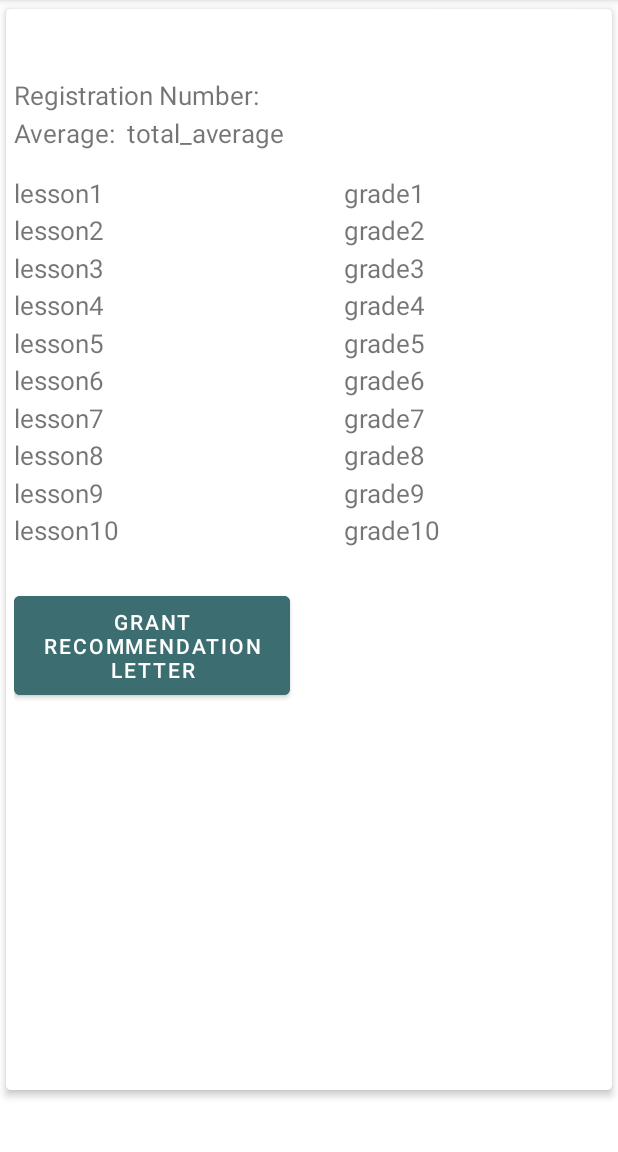
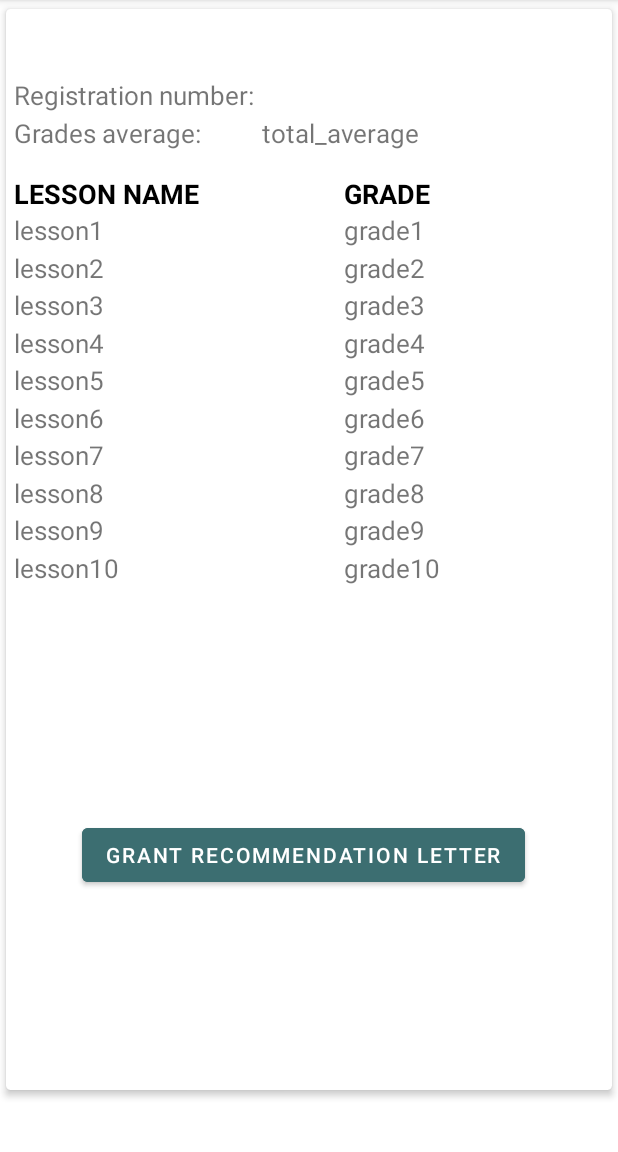
Before and after one commit to krigol14/RecommendationLetters-AndroidApp, an Android app: the StudentDetails screen opened directly, with no data from a screen before it, on a phone screen of 412 x 824 dp, the part 84-1236 px from its top. Run offline under Robolectric (Android 15) with nearby library versions, the phone set to English and light mode, and no system bars; our stand-ins replace Firebase (no records; nobody signed in at launch, a user with empty details on screens opened directly); 2 statements that could not run were skipped.

Commit message:
Cleaning up code and editing layout files

```diff
--- a/app/src/main/AndroidManifest.xml
+++ b/app/src/main/AndroidManifest.xml
@@ -19,6 +19,9 @@
         <meta-data
             android:name="com.google.android.geo.API_KEY"
             android:value="AIzaSyAky7sh7Y9ozrOQ8yIk_ygspXY-Eo3rHd0" />
+        <meta-data
+            android:name="com.google.android.gms.version"
+            android:value="@integer/google_play_services_version" />
         <meta-data
             android:name="com.google.android.gms.version"
             android:value="@integer/google_play_services_version" />
--- a/app/src/main/java/com/example/recommendationletters/Requirements.java
+++ b/app/src/main/java/com/example/recommendationletters/Requirements.java
@@ -34,13 +34,13 @@ public class Requirements extends AppCompatActivity implements LocationListener
         actionBar.setBackgroundDrawable(colorDrawable);
     }
 
+    // redirect to activity with map showing current location
     public void show_location(View view) {
         startActivity(new Intent(this, MapsActivity.class));
     }
 
-    public void display_luminance(View view) {
-        startActivity(new Intent(this, LuminanceActivity.class));
-    }
+    // redirect to activity displaying the luminance change
+    public void display_luminance(View view) {startActivity(new Intent(this, LuminanceActivity.class));}
 
     @Override
     public void onLocationChanged(@NonNull Location location) {}
--- a/app/src/main/java/com/example/recommendationletters/StudentDetails.java
+++ b/app/src/main/java/com/example/recommendationletters/StudentDetails.java
@@ -3,31 +3,20 @@ package com.example.recommendationletters;
 import androidx.annotation.NonNull;
 import androidx.appcompat.app.ActionBar;
 import androidx.appcompat.app.AppCompatActivity;
-
 import android.annotation.SuppressLint;
 import android.content.Intent;
-import android.graphics.Bitmap;
-import android.graphics.BitmapFactory;
 import android.graphics.Color;
 import android.graphics.drawable.ColorDrawable;
 import android.os.Bundle;
-import android.util.Log;
 import android.view.KeyEvent;
 import android.view.View;
 import android.widget.Button;
-import android.widget.ImageView;
 import android.widget.TextView;
-import android.widget.Toast;
-
-import com.google.firebase.auth.FirebaseAuth;
 import com.google.firebase.database.DataSnapshot;
 import com.google.firebase.database.DatabaseError;
 import com.google.firebase.database.DatabaseReference;
 import com.google.firebase.database.FirebaseDatabase;
 import com.google.firebase.database.ValueEventListener;
-
-import org.w3c.dom.Text;
-
 import java.util.ArrayList;
 import java.util.List;
 
@@ -61,6 +50,7 @@ public class StudentDetails extends AppCompatActivity {
         String name = details.getStringExtra("full_name");
         String registration_nr = details.getStringExtra("number");
 
+        // pass student's data to the RecommendationLetterPrototypes activity and afterwards start it when button GRANT is pressed
         grant.setOnClickListener(new View.OnClickListener() {
             @Override
             public void onClick(View view) {
@@ -71,10 +61,11 @@ public class StudentDetails extends AppCompatActivity {
             }
         });
 
-        // display the student's details
+        // set the student's details to the corresponding textViews
         d_name.setText(name);
         d_reg.setText(registration_nr);
 
+        // arrays and lists used for firebase actions
         int[] lessons_textViews = {R.id.lesson1, R.id.lesson2, R.id.lesson3, R.id.lesson4, R.id.lesson5, R.id.lesson6, R.id.lesson7, R.id.lesson8, R.id.lesson9, R.id.lesson10};
         int[] grades_textViews = {R.id.grade1, R.id.grade2, R.id.grade3, R.id.grade4, R.id.grade5, R.id.grade6, R.id.grade7, R.id.grade8, R.id.grade9, R.id.grade10};
         List<String> lesson_names = new ArrayList<>();
@@ -86,7 +77,7 @@ public class StudentDetails extends AppCompatActivity {
             @Override
             public void onDataChange(@NonNull DataSnapshot snapshot) {
                 for (DataSnapshot dsp : snapshot.getChildren()){
-                    // retrieve lesson names
+                    // retrieve lesson names and add them to their list
                     String lesson_name = String.valueOf(dsp.getKey());
                     lesson_names.add(lesson_name);
                 }
@@ -121,11 +112,6 @@ public class StudentDetails extends AppCompatActivity {
         });
     }
 
-    public void showPrototypes(View view) {
-        // redirect professor to the activity which displays some recommendation letter prototypes
-        startActivity(new Intent(StudentDetails.this, RecommendationLetterPrototypes.class));
-    }
-
     // when the user presses the back button redirect to the students list activity
     @Override
     public boolean onKeyDown(int keyCode, KeyEvent event) {
--- a/app/src/main/res/layout/activity_luminance.xml
+++ b/app/src/main/res/layout/activity_luminance.xml
@@ -4,7 +4,8 @@
     xmlns:tools="http://schemas.android.com/tools"
     android:layout_width="match_parent"
     android:layout_height="match_parent"
-    tools:context=".LuminanceActivity">
+    tools:context=".LuminanceActivity"
+    android:background="#edf2f4">
 
     <TextView
         android:id="@+id/luminance"
@@ -12,6 +13,8 @@
         android:layout_height="wrap_content"
         android:layout_marginTop="228dp"
         android:text="No change in luminance detected"
+        android:textColor="@color/black"
+        android:textSize="20dp"
         app:layout_constraintEnd_toEndOf="parent"
         app:layout_constraintStart_toStartOf="parent"
         app:layout_constraintTop_toTopOf="parent" />
--- a/app/src/main/res/layout/activity_register.xml
+++ b/app/src/main/res/layout/activity_register.xml
@@ -5,7 +5,7 @@
     android:layout_width="match_parent"
     android:layout_height="match_parent"
     tools:context=".Register"
-    android:background="#ffffff">
+    android:background="#edf2f4">
 
     <TextView
         android:id="@+id/textView2"
--- a/app/src/main/res/layout/activity_student_details.xml
+++ b/app/src/main/res/layout/activity_student_details.xml
@@ -6,7 +6,8 @@
     app:cardCornerRadius="3dp"
     app:cardElevation="3dp"
     app:contentPadding="5dp"
-    app:cardUseCompatPadding="true">
+    app:cardUseCompatPadding="true"
+    android:background="#edf2f4">
 
     <RelativeLayout
         android:layout_width="match_parent"
@@ -38,33 +39,52 @@
             android:layout_width="wrap_content"
             android:layout_height="wrap_content"
             android:layout_marginTop="40dp"
-            android:layout_marginRight="200dp"
-            android:text="Registration Number: "
+            android:text="Registration number: "
             android:textSize="17sp" />
 
         <TextView
             android:id="@+id/average"
             android:layout_width="match_parent"
             android:layout_height="wrap_content"
-            android:layout_marginLeft="75dp"
+            android:layout_marginLeft="165dp"
             android:layout_marginTop="65dp"
             android:text="total_average"
             android:textSize="17sp" />
 
         <TextView
             android:id="@+id/average_text"
-            android:layout_width="match_parent"
+            android:layout_width="wrap_content"
             android:layout_height="wrap_content"
             android:layout_marginTop="65dp"
-            android:layout_marginRight="320dp"
-            android:text="Average: "
+            android:text="Grades average: "
             android:textSize="17sp" />
+
+        <TextView
+            android:id="@+id/lesson_names"
+            android:layout_width="wrap_content"
+            android:layout_height="wrap_content"
+            android:layout_marginTop="105dp"
+            android:text="LESSON NAME"
+            android:textColor="@color/black"
+            android:textSize="18sp"
+            android:textStyle="bold" />
+
+        <TextView
+            android:id="@+id/grades"
+            android:layout_width="wrap_content"
+            android:layout_height="wrap_content"
+            android:layout_marginLeft="220dp"
+            android:layout_marginTop="105dp"
+            android:text="GRADE"
+            android:textColor="@color/black"
+            android:textSize="18sp"
+            android:textStyle="bold" />
 
         <TextView
             android:id="@+id/lesson1"
             android:layout_width="wrap_content"
             android:layout_height="wrap_content"
-            android:layout_marginTop="105dp"
+            android:layout_marginTop="130dp"
             android:text="lesson1"
             android:textSize="17sp" />
 
@@ -73,7 +93,7 @@
             android:layout_width="wrap_content"
             android:layout_height="wrap_content"
             android:layout_marginLeft="220dp"
-            android:layout_marginTop="105dp"
+            android:layout_marginTop="130dp"
             android:text="grade1"
             android:textSize="17sp" />
 
@@ -81,7 +101,7 @@
             android:id="@+id/lesson2"
             android:layout_width="wrap_content"
             android:layout_height="wrap_content"
-            android:layout_marginTop="130dp"
+            android:layout_marginTop="155dp"
             android:text="lesson2"
             android:textSize="17sp" />
 
@@ -90,7 +110,7 @@
             android:layout_width="wrap_content"
             android:layout_height="wrap_content"
             android:layout_marginLeft="220dp"
-            android:layout_marginTop="130dp"
+            android:layout_marginTop="155dp"
             android:text="grade2"
             android:textSize="17sp" />
 
@@ -98,7 +118,7 @@
             android:id="@+id/lesson3"
             android:layout_width="wrap_content"
             android:layout_height="wrap_content"
-            android:layout_marginTop="155dp"
+            android:layout_marginTop="180dp"
             android:text="lesson3"
             android:textSize="17sp" />
 
@@ -107,7 +127,7 @@
             android:layout_width="wrap_content"
             android:layout_height="wrap_content"
             android:layout_marginLeft="220dp"
-            android:layout_marginTop="155dp"
+            android:layout_marginTop="180dp"
             android:text="grade3"
             android:textSize="17sp" />
 
@@ -115,7 +135,7 @@
             android:id="@+id/lesson4"
             android:layout_width="wrap_content"
             android:layout_height="wrap_content"
-            android:layout_marginTop="180dp"
+            android:layout_marginTop="205dp"
             android:text="lesson4"
             android:textSize="17sp" />
 
@@ -124,7 +144,7 @@
             android:layout_width="wrap_content"
             android:layout_height="wrap_content"
             android:layout_marginLeft="220dp"
-            android:layout_marginTop="180dp"
+            android:layout_marginTop="205dp"
             android:text="grade4"
             android:textSize="17sp" />
 
@@ -132,7 +152,7 @@
             android:id="@+id/lesson5"
             android:layout_width="wrap_content"
             android:layout_height="wrap_content"
-            android:layout_marginTop="205dp"
+            android:layout_marginTop="230dp"
             android:text="lesson5"
             android:textSize="17sp" />
 
@@ -141,7 +161,7 @@
             android:layout_width="wrap_content"
             android:layout_height="wrap_content"
             android:layout_marginLeft="220dp"
-            android:layout_marginTop="205dp"
+            android:layout_marginTop="230dp"
             android:text="grade5"
             android:textSize="17sp" />
 
@@ -149,7 +169,7 @@
             android:id="@+id/lesson6"
             android:layout_width="wrap_content"
             android:layout_height="wrap_content"
-            android:layout_marginTop="230dp"
+            android:layout_marginTop="255dp"
             android:text="lesson6"
             android:textSize="17sp" />
 
@@ -158,7 +178,7 @@
             android:layout_width="wrap_content"
             android:layout_height="wrap_content"
             android:layout_marginLeft="220dp"
-            android:layout_marginTop="230dp"
+            android:layout_marginTop="255dp"
             android:text="grade6"
             android:textSize="17sp" />
 
@@ -166,7 +186,7 @@
             android:id="@+id/lesson7"
             android:layout_width="wrap_content"
             android:layout_height="wrap_content"
-            android:layout_marginTop="255dp"
+            android:layout_marginTop="280dp"
             android:text="lesson7"
             android:textSize="17sp" />
 
@@ -175,7 +195,7 @@
             android:layout_width="wrap_content"
             android:layout_height="wrap_content"
             android:layout_marginLeft="220dp"
-            android:layout_marginTop="255dp"
+            android:layout_marginTop="280dp"
             android:text="grade7"
             android:textSize="17sp" />
 
@@ -183,7 +203,7 @@
             android:id="@+id/lesson8"
             android:layout_width="wrap_content"
             android:layout_height="wrap_content"
-            android:layout_marginTop="280dp"
+            android:layout_marginTop="305dp"
             android:text="lesson8"
             android:textSize="17sp" />
 
@@ -192,7 +212,7 @@
             android:layout_width="wrap_content"
             android:layout_height="wrap_content"
             android:layout_marginLeft="220dp"
-            android:layout_marginTop="280dp"
+            android:layout_marginTop="305dp"
             android:text="grade8"
             android:textSize="17sp" />
 
@@ -200,7 +220,7 @@
             android:id="@+id/lesson9"
             android:layout_width="wrap_content"
             android:layout_height="wrap_content"
-            android:layout_marginTop="305dp"
+            android:layout_marginTop="330dp"
             android:text="lesson9"
             android:textSize="17sp" />
 
@@ -209,7 +229,7 @@
             android:layout_width="wrap_content"
             android:layout_height="wrap_content"
             android:layout_marginLeft="220dp"
-            android:layout_marginTop="305dp"
+            android:layout_marginTop="330dp"
             android:text="grade9"
             android:textSize="17sp" />
 
@@ -217,7 +237,7 @@
             android:id="@+id/lesson10"
             android:layout_width="wrap_content"
             android:layout_height="wrap_content"
-            android:layout_marginTop="330dp"
+            android:layout_marginTop="355dp"
             android:text="lesson10"
             android:textSize="17sp" />
 
@@ -226,19 +246,24 @@
             android:layout_width="wrap_content"
             android:layout_height="wrap_content"
             android:layout_marginLeft="220dp"
-            android:layout_marginTop="330dp"
+            android:layout_marginTop="355dp"
             android:text="grade10"
             android:textSize="17sp" />
 
         <Button
             android:id="@+id/grantRecLetter"
-            android:layout_width="184dp"
-            android:layout_height="78dp"
-            android:layout_marginTop="380dp"
+            android:layout_width="wrap_content"
+            android:layout_height="wrap_content"
+            android:layout_below="@+id/lesson10"
+            android:layout_alignParentStart="true"
+            android:layout_marginStart="45dp"
+            android:layout_marginTop="155dp"
+            android:layout_marginEnd="50dp"
+            android:layout_marginRight="45dp"
+            android:layout_marginBottom="50dp"
             android:backgroundTint="#3C6E71"
             android:text="GRANT RECOMMENDATION LETTER"
             app:layout_constraintStart_toStartOf="parent" />
 
     </RelativeLayout>
-
 </androidx.cardview.widget.CardView>
```
Also changed, not shown: app/src/main/java/com/example/recommendationletters/LuminanceActivity.java (+7 -9 lines), app/src/main/java/com/example/recommendationletters/MainActivity.java (+13 -14 lines), app/src/main/java/com/example/recommendationletters/MapsActivity.java (+3 -7 lines), app/src/main/java/com/example/recommendationletters/Register.java (+4 -6 lines), app/src/main/java/com/example/recommendationletters/StudentData.java (+3 -17 lines), app/src/main/java/com/example/recommendationletters/Students.java (+1 -9 lines), app/src/main/java/com/example/recommendationletters/StudentsAdapter.java (+2 -5 lines), app/src/main/res/layout/activity_main.xml (+5 -4 lines), app/src/main/res/layout/activity_requirements.xml (+24 -21 lines), app/src/main/res/layout/activity_students.xml (+4 -3 lines).
